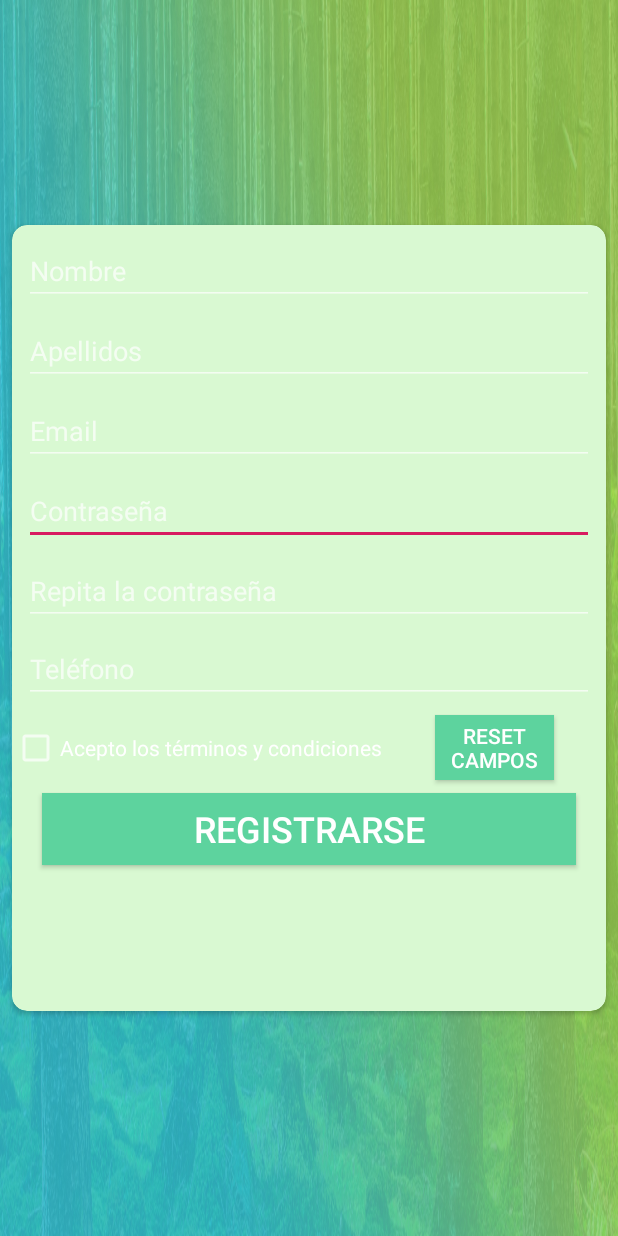
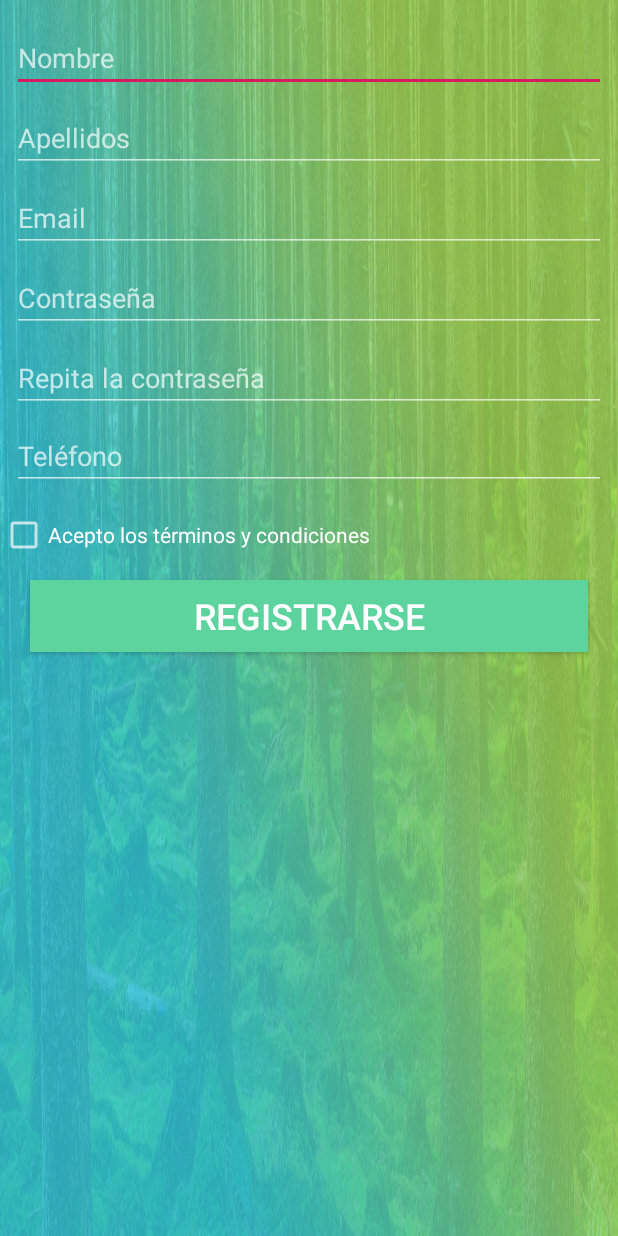
Before and after one commit to jmateos4/ecohuerto, an Android app: the RegistroActivity screen opened directly, with no data from a screen before it, on a phone screen of 412 x 824 dp. Run offline under Robolectric (Android 15) with nearby library versions, the phone set to English and light mode, and no system bars.

Commit message:
registro

```diff
--- a/Plantillas/app/src/main/java/com/mcenteno/plantillas/RegistroActivity.java
+++ b/Plantillas/app/src/main/java/com/mcenteno/plantillas/RegistroActivity.java
@@ -6,10 +6,11 @@ import android.view.View;
 import android.widget.Button;
 import android.widget.CheckBox;
 import android.widget.EditText;
+import android.widget.Toast;
 
 public class RegistroActivity extends AppCompatActivity {
 
-    Button btnReset, btnRegister;
+    Button btnRegister;
     EditText etName, etLastName, etEmail, etPassword, etRepeatPassword, etPhone;
     CheckBox cbTerms;
 
@@ -18,20 +19,19 @@ public class RegistroActivity extends AppCompatActivity {
         super.onCreate(savedInstanceState);
         setContentView(R.layout.activity_registro);
 
-        btnReset = findViewById(R.id.btnReset);
         etName = findViewById(R.id.etName);
         etLastName = findViewById(R.id.etLastName);
         etEmail = findViewById(R.id.etEmail);
         etPassword = findViewById(R.id.etPassword);
         etRepeatPassword = findViewById(R.id.etRepeatPassword);
         etPhone = findViewById(R.id.etPhone);
+        cbTerms = findViewById(R.id.cbTerms);
         btnRegister = findViewById(R.id.btnRegister);
-        cbTerms = findViewById(R.id.cbTerms);
-
-        btnReset.setOnClickListener(new View.OnClickListener() {
+        btnRegister.setOnClickListener(new View.OnClickListener() {
             @Override
             public void onClick(View v) {
-
+                if (!cbTerms.isChecked())
+                    Toast.makeText(RegistroActivity.this, "Debe leer y aceptar los términos y condiciones.", Toast.LENGTH_SHORT).show();
             }
         });
     }
--- a/Plantillas/app/src/main/res/layout/activity_registro.xml
+++ b/Plantillas/app/src/main/res/layout/activity_registro.xml
@@ -7,23 +7,43 @@
     android:background="@drawable/bg"
     tools:context=".MainActivity">
 
-    <android.support.v7.widget.CardView
+    <EditText
+        android:id="@+id/etName"
         android:layout_width="0dp"
-        android:layout_height="0dp"
+        android:layout_height="wrap_content"
         android:layout_marginStart="8dp"
-        android:layout_marginTop="150dp"
+        android:layout_marginTop="16dp"
         android:layout_marginEnd="8dp"
-        android:layout_marginBottom="150dp"
-        app:cardBackgroundColor="@color/lightGreen"
-        app:cardCornerRadius="10dp"
-        app:layout_constraintBottom_toBottomOf="parent"
+        android:ems="10"
+        android:hint="@string/hint_first_name"
+        android:inputType="textPersonName"
         app:layout_constraintEnd_toEndOf="parent"
         app:layout_constraintStart_toStartOf="parent"
-        app:layout_constraintTop_toTopOf="parent">
+        app:layout_constraintTop_toTopOf="parent" />
 
-        <android.support.constraint.ConstraintLayout
-            android:layout_width="match_parent"
-            android:layout_height="match_parent">
+    <EditText
+        android:id="@+id/etLastName"
+        android:layout_width="0dp"
+        android:layout_height="wrap_content"
+        android:layout_marginTop="8dp"
+        android:ems="10"
+        android:hint="@string/hint_last_name"
+        android:inputType="textPersonName"
+        app:layout_constraintEnd_toEndOf="@+id/etName"
+        app:layout_constraintStart_toStartOf="@+id/etName"
+        app:layout_constraintTop_toBottomOf="@+id/etName" />
+
+    <EditText
+        android:id="@+id/etEmail"
+        android:layout_width="0dp"
+        android:layout_height="wrap_content"
+        android:layout_marginTop="8dp"
+        android:ems="10"
+        android:hint="@string/hint_email"
+        android:inputType="textEmailAddress"
+        app:layout_constraintEnd_toEndOf="@+id/etLastName"
+        app:layout_constraintStart_toStartOf="@+id/etLastName"
+        app:layout_constraintTop_toBottomOf="@+id/etLastName" />
 
     <EditText
         android:id="@+id/etPassword"
@@ -50,20 +70,6 @@
         app:layout_constraintTop_toBottomOf="@+id/etPassword" />
 
     <EditText
-                android:id="@+id/etName"
-                android:layout_width="0dp"
-                android:layout_height="wrap_content"
-                android:layout_marginStart="8dp"
-                android:layout_marginTop="8dp"
-                android:layout_marginEnd="8dp"
-                android:ems="10"
-                android:hint="@string/hint_first_name"
-                android:inputType="textPersonName"
-                app:layout_constraintEnd_toEndOf="parent"
-                app:layout_constraintStart_toStartOf="parent"
-                app:layout_constraintTop_toTopOf="parent" />
-
-            <EditText
         android:id="@+id/etPhone"
         android:layout_width="0dp"
         android:layout_height="44dp"
@@ -75,29 +81,15 @@
         app:layout_constraintStart_toStartOf="@+id/etRepeatPassword"
         app:layout_constraintTop_toBottomOf="@+id/etRepeatPassword" />
 
-            <EditText
-                android:id="@+id/etLastName"
+    <CheckBox
+        android:id="@+id/cbTerms"
         android:layout_width="0dp"
-                android:layout_height="wrap_content"
+        android:layout_height="44dp"
         android:layout_marginTop="8dp"
-                android:ems="10"
-                android:hint="@string/hint_last_name"
-                android:inputType="textPersonName"
-                app:layout_constraintEnd_toEndOf="@+id/etName"
-                app:layout_constraintStart_toStartOf="@+id/etName"
-                app:layout_constraintTop_toBottomOf="@+id/etName" />
-
-            <EditText
-                android:id="@+id/etEmail"
-                android:layout_width="0dp"
-                android:layout_height="wrap_content"
-                android:layout_marginTop="8dp"
-                android:ems="10"
-                android:hint="@string/hint_email"
-                android:inputType="textEmailAddress"
-                app:layout_constraintEnd_toEndOf="@+id/etLastName"
-                app:layout_constraintStart_toStartOf="@+id/etLastName"
-                app:layout_constraintTop_toBottomOf="@+id/etLastName" />
+        android:checked="false"
+        android:text="@string/checkbox_accept_terms"
+        app:layout_constraintStart_toStartOf="parent"
+        app:layout_constraintTop_toBottomOf="@+id/etPhone" />
 
     <Button
         android:id="@+id/btnRegister"
@@ -114,31 +106,4 @@
         app:layout_constraintStart_toStartOf="parent"
         app:layout_constraintTop_toBottomOf="@+id/cbTerms" />
 
-            <CheckBox
-                android:id="@+id/cbTerms"
-                android:layout_width="0dp"
-                android:layout_height="44dp"
-                android:layout_marginTop="8dp"
-                android:checked="false"
-                android:text="@string/checkbox_accept_terms"
-                app:layout_constraintStart_toStartOf="parent"
-                app:layout_constraintTop_toBottomOf="@+id/etPhone" />
-
-            <Button
-                android:id="@+id/btnReset"
-                android:layout_width="79dp"
-                android:layout_height="43dp"
-                android:layout_marginStart="8dp"
-                android:layout_marginTop="8dp"
-                android:layout_marginEnd="8dp"
-                android:layout_marginBottom="9dp"
-                android:background="@color/butonLogin"
-                android:text="@string/button_reset_fields"
-                app:layout_constraintBottom_toTopOf="@+id/btnRegister"
-                app:layout_constraintEnd_toEndOf="parent"
-                app:layout_constraintStart_toEndOf="@+id/cbTerms"
-                app:layout_constraintTop_toBottomOf="@+id/etPhone" />
 </android.support.constraint.ConstraintLayout>
-
-    </android.support.v7.widget.CardView>
-</android.support.constraint.ConstraintLayout>
```
Also changed, not shown: 1339 other files. Lines whose indentation alone changed are shown as unchanged.
